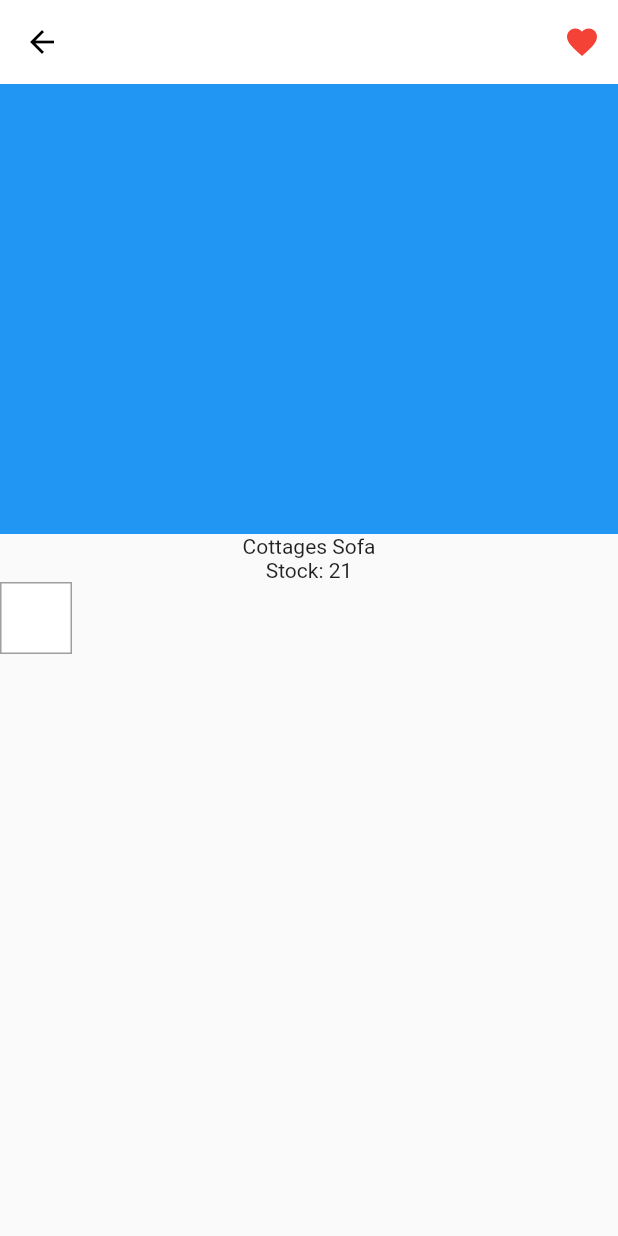
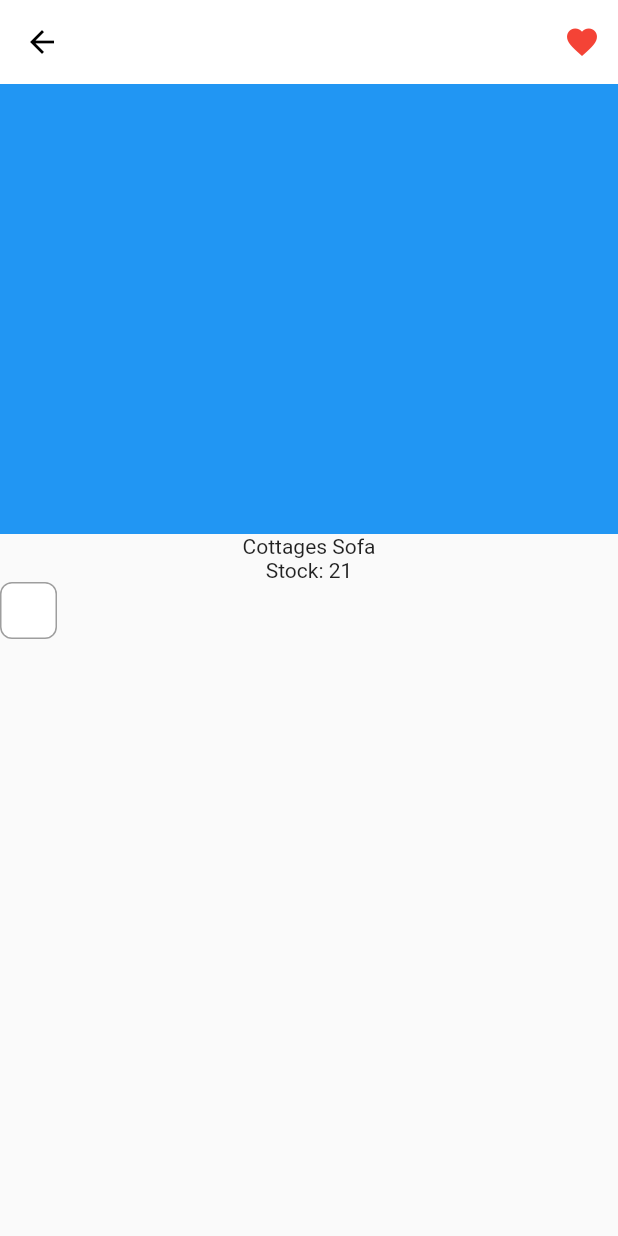
Before and after one commit to JAICHANGPARK/flutter_notebook_chapter_24, a Flutter app: the FurnitureDetailPage screen opened directly, on a phone screen of 412 x 824 dp. Run offline on Flutter 3.47's test engine with Material 2 defaults, Android fonts, the phone set to English and light mode, and no system bars; our stand-ins replace flutter_riverpod, freezed_annotation, ionicons, percent_indicator; missing offline and left inert: crypto_font_icons; network calls fail.

Commit message:
Update furniture_detail_page.dart

```diff
--- a/lib/ep1371_furniture_app/view/furniture_detail_page.dart
+++ b/lib/ep1371_furniture_app/view/furniture_detail_page.dart
@@ -36,11 +36,12 @@ class _FurnitureDetailPageState extends State<FurnitureDetailPage> {
           Row(
             children: [
               Container(
-                height: 48,
-                width: 48,
+                height: 38,
+                width: 38,
                 decoration: BoxDecoration(
                   color: Colors.white,
-                  border: Border.all(color: Colors.grey)
+                  border: Border.all(color: Colors.grey),
+                  borderRadius: BorderRadius.circular(8)
                 ),
               )
             ],
```
